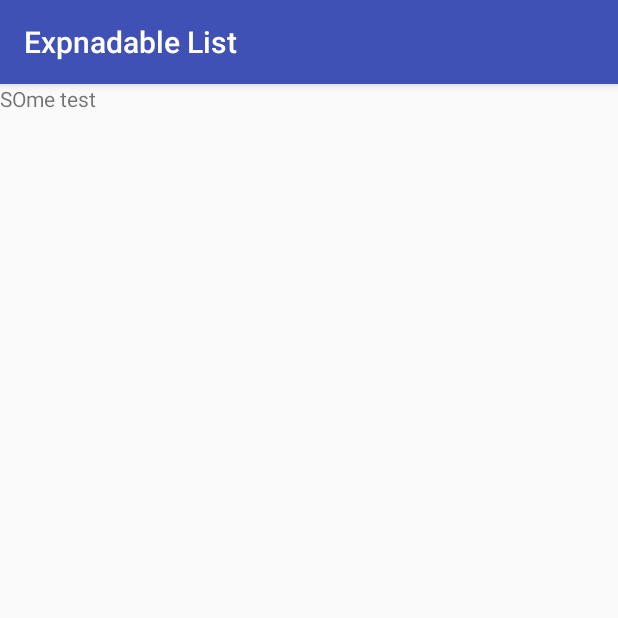
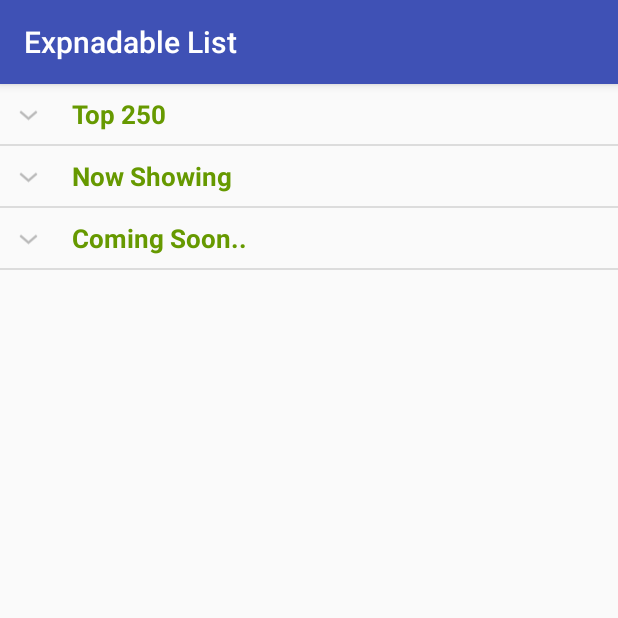
Before and after one commit to rb-shahid/expandable-list, an Android app: the screen it shows after launch (Main2Activity), on a phone screen of 412 x 824 dp, the top half of it. Run offline under Robolectric (Android 15) with nearby library versions, the phone set to English and light mode, and no system bars.

Commit message:
add listview programmatically

```diff
--- a/app/src/main/java/com/byteshaft/expnadablelist/Main2Activity.java
+++ b/app/src/main/java/com/byteshaft/expnadablelist/Main2Activity.java
@@ -1,23 +1,72 @@
 package com.byteshaft.expnadablelist;
 
+import android.os.Bundle;
 import android.support.v7.app.AppCompatActivity;
-import android.os.Bundle;
 import android.widget.ExpandableListView;
 import android.widget.RelativeLayout;
-import android.widget.TextView;
+
+import java.util.ArrayList;
+import java.util.HashMap;
+import java.util.List;
 
 public class Main2Activity extends AppCompatActivity {
 
+    ExpandableListView listView;
+    List<String> listDataHeader;
+    HashMap<String, List<String>> listDataChild;
+    ExpandableListAdapter listAdapter;
     @Override
     protected void onCreate(Bundle savedInstanceState) {
         super.onCreate(savedInstanceState);
+        prepareListData();
+        RelativeLayout root = new RelativeLayout(this);
+        listAdapter = new ExpandableListAdapter(getApplicationContext(), listDataHeader,
+                listDataChild);
+        listView = new ExpandableListView(this);
+        listView.setLayoutParams(new RelativeLayout.LayoutParams(RelativeLayout.LayoutParams.MATCH_PARENT,
+                RelativeLayout.LayoutParams.MATCH_PARENT));
 
-        RelativeLayout root = new RelativeLayout(this);
-        ExpandableListView listView = new ExpandableListView(this);
-        TextView textView = new TextView(this);
-        textView.setText("SOme test");
-        root.addView(textView);
+        listView.setAdapter(listAdapter);
+        root.addView(listView);
         this.setContentView(root);
+    }
 
+    private void prepareListData() {
+        listDataHeader = new ArrayList<>();
+        listDataChild = new HashMap<>();
+
+        // Adding child data
+        listDataHeader.add("Top 250");
+        listDataHeader.add("Now Showing");
+        listDataHeader.add("Coming Soon..");
+
+        // Adding child data
+        List<String> top250 = new ArrayList<String>();
+        top250.add("The Shawshank Redemption");
+        top250.add("The Godfather");
+        top250.add("The Godfather: Part II");
+        top250.add("Pulp Fiction");
+        top250.add("The Good, the Bad and the Ugly");
+        top250.add("The Dark Knight");
+        top250.add("12 Angry Men");
+
+        List<String> nowShowing = new ArrayList<String>();
+        nowShowing.add("The Conjuring");
+        nowShowing.add("Despicable Me 2");
+        nowShowing.add("Turbo");
+        nowShowing.add("Grown Ups 2");
+        nowShowing.add("Red 2");
+        nowShowing.add("The Wolverine");
+
+        List<String> comingSoon = new ArrayList<String>();
+        comingSoon.add("2 Guns");
+        comingSoon.add("The Smurfs 2");
+        comingSoon.add("The Spectacular Now");
+        comingSoon.add("The Canyons");
+        comingSoon.add("Europa Report");
+
+        listDataChild.put(listDataHeader.get(0), top250); // Header, Child data
+        listDataChild.put(listDataHeader.get(1), nowShowing);
+        listDataChild.put(listDataHeader.get(2), comingSoon);
     }
 }
--- a/app/src/main/res/layout/list_group.xml
+++ b/app/src/main/res/layout/list_group.xml
@@ -11,6 +11,6 @@
         android:layout_height="wrap_content"
         android:paddingLeft="?android:attr/expandableListPreferredItemPaddingLeft"
         android:textSize="17dp"
-        android:textColor="#f9f93d" />
+        android:textColor="@android:color/holo_green_dark" />
 
 </LinearLayout>
--- a/app/src/main/res/layout/list_item.xml
+++ b/app/src/main/res/layout/list_item.xml
@@ -11,6 +11,7 @@
         android:textSize="17dip"
         android:paddingTop="5dp"
         android:paddingBottom="5dp"
+        android:textColor="@android:color/black"
         android:paddingLeft="?android:attr/expandableListPreferredChildPaddingLeft" />
 
 </LinearLayout>
```
